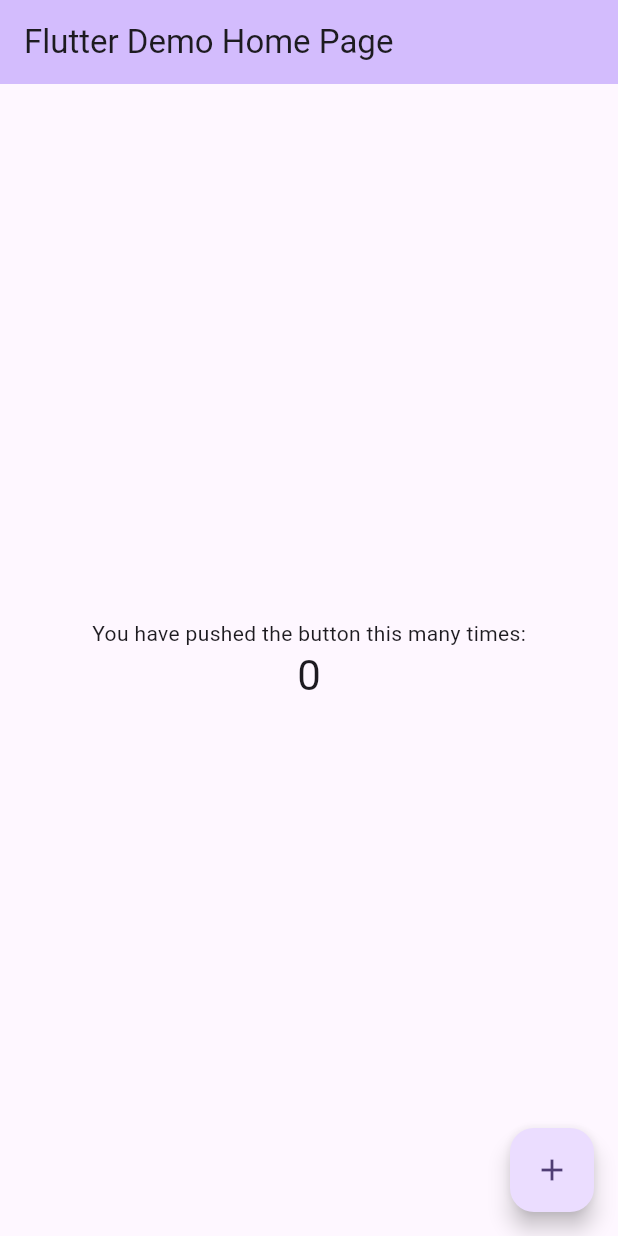
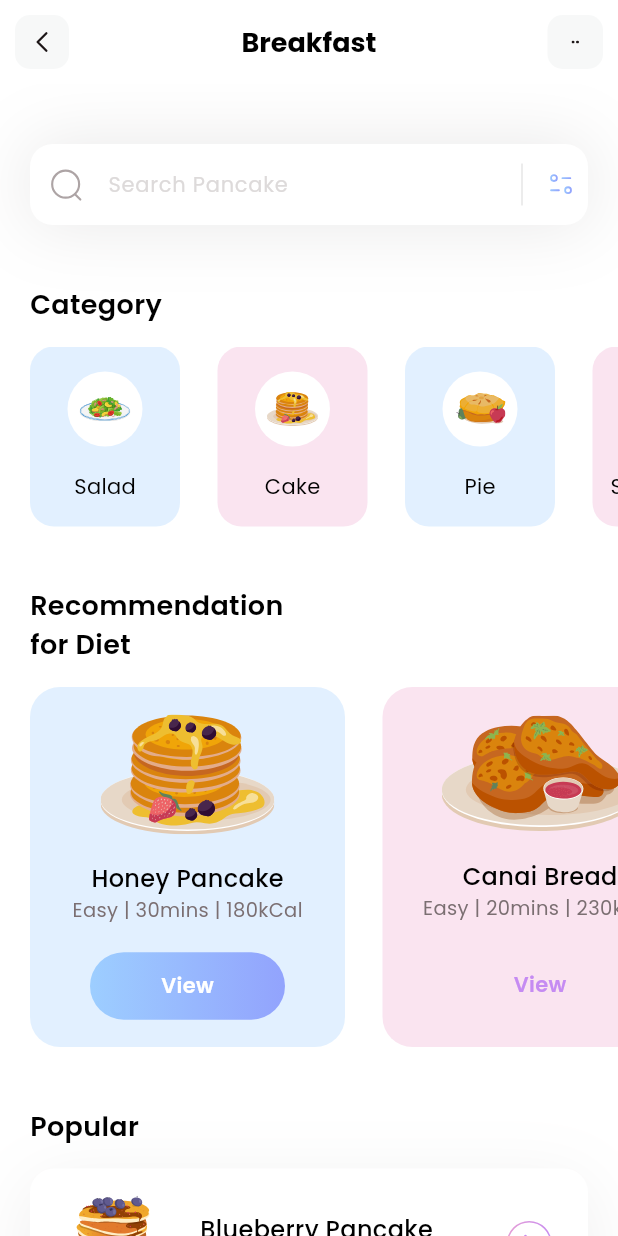
Before and after one commit to lok1504/fitness-app, a Flutter app: the screen it shows after launch, on a phone screen of 412 x 824 dp. Run offline on Flutter 3.47's test engine with Material 3 defaults, Android fonts, the phone set to English and light mode, and no system bars; our stand-ins replace flutter_svg.

Commit message:
feat: Add breakfast view

```diff
--- /dev/null
+++ b/lib/components/categories_section.dart
@@ -0,0 +1,73 @@
+import 'package:fitness_app/models/category_model.dart';
+import 'package:flutter/material.dart';
+import 'package:flutter_svg/svg.dart';
+
+class CategoriesSection extends StatelessWidget {
+  const CategoriesSection({super.key});
+
+  @override
+  Widget build(BuildContext context) {
+    final categories = CategoryModel.getCategories();
+
+    return Column(
+      crossAxisAlignment: CrossAxisAlignment.start,
+      children: [
+        const Padding(
+          padding: EdgeInsets.only(left: 20),
+          child: Text(
+            'Category',
+            style: TextStyle(
+              color: Colors.black,
+              fontSize: 18,
+              fontWeight: FontWeight.w600,
+            ),
+          ),
+        ),
+        const SizedBox(height: 15),
+        SizedBox(
+          height: 120,
+          child: ListView.separated(
+            itemCount: categories.length,
+            scrollDirection: Axis.horizontal,
+            padding: const EdgeInsets.only(left: 20, right: 20),
+            separatorBuilder: (context, index) => const SizedBox(width: 25),
+            itemBuilder: (context, index) {
+              return Container(
+                width: 100,
+                decoration: BoxDecoration(
+                  color: categories[index].boxColor.withValues(alpha: 0.3),
+                  borderRadius: BorderRadius.circular(16),
+                ),
+                child: Column(
+                  mainAxisAlignment: MainAxisAlignment.spaceEvenly,
+                  children: [
+                    Container(
+                      width: 50,
+                      height: 50,
+                      decoration: const BoxDecoration(
+                        color: Colors.white,
+                        shape: BoxShape.circle,
+                      ),
+                      child: Padding(
+                        padding: const EdgeInsets.all(8.0),
+                        child: SvgPicture.asset(categories[index].iconPath),
+                      ),
+                    ),
+                    Text(
+                      categories[index].name,
+                      style: const TextStyle(
+                        fontWeight: FontWeight.w400,
+                        color: Colors.black,
+                        fontSize: 14,
+                      ),
+                    ),
+                  ],
+                ),
+              );
+            },
+          ),
+        ),
+      ],
+    );
+  }
+}
--- /dev/null
+++ b/lib/components/components.dart
@@ -0,0 +1,5 @@
+export 'categories_section.dart';
+export 'diet_section.dart';
+export 'header_section.dart';
+export 'popular_section.dart';
+export 'search_section.dart';
--- /dev/null
+++ b/lib/components/diet_section.dart
@@ -0,0 +1,103 @@
+import 'package:fitness_app/models/diet_model.dart';
+import 'package:flutter/material.dart';
+import 'package:flutter_svg/svg.dart';
+
+class DietSection extends StatelessWidget {
+  const DietSection({super.key});
+
+  @override
+  Widget build(BuildContext context) {
+    final diets = DietModel.getDiets();
+
+    return Column(
+      crossAxisAlignment: CrossAxisAlignment.start,
+      children: [
+        const Padding(
+          padding: EdgeInsets.only(left: 20),
+          child: Text(
+            'Recommendation\nfor Diet',
+            style: TextStyle(
+              color: Colors.black,
+              fontSize: 18,
+              fontWeight: FontWeight.w600,
+            ),
+          ),
+        ),
+        const SizedBox(height: 15),
+        SizedBox(
+          height: 240,
+          child: ListView.separated(
+            itemBuilder: (context, index) {
+              return Container(
+                width: 210,
+                decoration: BoxDecoration(
+                  color: diets[index].boxColor.withValues(alpha: 0.3),
+                  borderRadius: BorderRadius.circular(20),
+                ),
+                child: Column(
+                  mainAxisAlignment: MainAxisAlignment.spaceEvenly,
+                  children: [
+                    SvgPicture.asset(diets[index].iconPath),
+                    Column(
+                      children: [
+                        Text(
+                          diets[index].name,
+                          style: const TextStyle(
+                            fontWeight: FontWeight.w500,
+                            color: Colors.black,
+                            fontSize: 16,
+                          ),
+                        ),
+                        Text(
+                          '${diets[index].level} | ${diets[index].duration} | ${diets[index].calorie}',
+                          style: const TextStyle(
+                            color: Color(0xff7B6F72),
+                            fontSize: 13,
+                            fontWeight: FontWeight.w400,
+                          ),
+                        ),
+                      ],
+                    ),
+                    Container(
+                      height: 45,
+                      width: 130,
+                      decoration: BoxDecoration(
+                        gradient: LinearGradient(
+                          colors: [
+                            diets[index].viewIsSelected
+                                ? const Color(0xff9DCEFF)
+                                : Colors.transparent,
+                            diets[index].viewIsSelected
+                                ? const Color(0xff92A3FD)
+                                : Colors.transparent,
+                          ],
+                        ),
+                        borderRadius: BorderRadius.circular(50),
+                      ),
+                      child: Center(
+                        child: Text(
+                          'View',
+                          style: TextStyle(
+                            color: diets[index].viewIsSelected
+                                ? Colors.white
+                                : const Color(0xffC58BF2),
+                            fontWeight: FontWeight.w600,
+                            fontSize: 14,
+                          ),
+                        ),
+                      ),
+                    ),
+                  ],
+                ),
+              );
+            },
+            separatorBuilder: (context, index) => const SizedBox(width: 25),
+            itemCount: diets.length,
+            scrollDirection: Axis.horizontal,
+            padding: const EdgeInsets.only(left: 20, right: 20),
+          ),
+        ),
+      ],
+    );
+  }
+}
--- /dev/null
+++ b/lib/components/header_section.dart
@@ -0,0 +1,58 @@
+import 'package:flutter/material.dart';
+import 'package:flutter_svg/svg.dart';
+
+class HeaderSection extends StatelessWidget {
+  const HeaderSection({super.key});
+
+  @override
+  Widget build(BuildContext context) {
+    return AppBar(
+      title: const Text(
+        'Breakfast',
+        style: TextStyle(
+          color: Colors.black,
+          fontSize: 18,
+          fontWeight: FontWeight.bold,
+        ),
+      ),
+      backgroundColor: Colors.white,
+      elevation: 0.0,
+      centerTitle: true,
+      leading: GestureDetector(
+        onTap: () {},
+        child: Container(
+          margin: const EdgeInsets.all(10),
+          alignment: Alignment.center,
+          decoration: BoxDecoration(
+            color: const Color(0xffF7F8F8),
+            borderRadius: BorderRadius.circular(10),
+          ),
+          child: SvgPicture.asset(
+            'assets/icons/Arrow - Left 2.svg',
+            height: 20,
+            width: 20,
+          ),
+        ),
+      ),
+      actions: [
+        GestureDetector(
+          onTap: () {},
+          child: Container(
+            margin: const EdgeInsets.all(10),
+            alignment: Alignment.center,
+            width: 37,
+            decoration: BoxDecoration(
+              color: const Color(0xffF7F8F8),
+              borderRadius: BorderRadius.circular(10),
+            ),
+            child: SvgPicture.asset(
+              'assets/icons/dots.svg',
+              height: 5,
+              width: 5,
+            ),
+          ),
+        ),
+      ],
+    );
+  }
+}
--- /dev/null
+++ b/lib/components/popular_section.dart
@@ -0,0 +1,99 @@
+import 'package:fitness_app/models/popular_model.dart';
+import 'package:flutter/material.dart';
+import 'package:flutter_svg/svg.dart';
+
+class PopularSection extends StatelessWidget {
+  const PopularSection({super.key});
+
+  @override
+  Widget build(BuildContext context) {
+    final popularDiets = PopularDietsModel.getPopularDiets();
+
+    return Column(
+      crossAxisAlignment: CrossAxisAlignment.start,
+      children: [
+        const Padding(
+          padding: EdgeInsets.only(left: 20),
+          child: Text(
+            'Popular',
+            style: TextStyle(
+              color: Colors.black,
+              fontSize: 18,
+              fontWeight: FontWeight.w600,
+            ),
+          ),
+        ),
+        const SizedBox(height: 15),
+        ListView.separated(
+          itemCount: popularDiets.length,
+          shrinkWrap: true,
+          separatorBuilder: (context, index) => const SizedBox(height: 25),
+          padding: const EdgeInsets.only(left: 20, right: 20),
+          itemBuilder: (context, index) {
+            return Container(
+              height: 100,
+              decoration: BoxDecoration(
+                color: popularDiets[index].boxIsSelected
+                    ? Colors.white
+                    : Colors.transparent,
+                borderRadius: BorderRadius.circular(16),
+                boxShadow: popularDiets[index].boxIsSelected
+                    ? [
+                        BoxShadow(
+                          color: const Color(
+                            0xff1D1617,
+                          ).withValues(alpha: 0.07),
+                          offset: const Offset(0, 10),
+                          blurRadius: 40,
+                          spreadRadius: 0,
+                        ),
+                      ]
+                    : [],
+              ),
+              child: Row(
+                mainAxisAlignment: MainAxisAlignment.spaceEvenly,
+                children: [
+                  SvgPicture.asset(
+                    popularDiets[index].iconPath,
+                    width: 65,
+                    height: 65,
+                  ),
+                  Column(
+                    mainAxisAlignment: MainAxisAlignment.center,
+                    crossAxisAlignment: CrossAxisAlignment.start,
+                    children: [
+                      Text(
+                        popularDiets[index].name,
+                        style: const TextStyle(
+                          fontWeight: FontWeight.w500,
+                          color: Colors.black,
+                          fontSize: 16,
+                        ),
+                      ),
+                      Text(
+                        '${popularDiets[index].level} | ${popularDiets[index].duration} | ${popularDiets[index].calorie}',
+                        style: const TextStyle(
+                          color: Color(0xff7B6F72),
+                          fontSize: 13,
+                          fontWeight: FontWeight.w400,
+                        ),
+                      ),
+                    ],
+                  ),
+                  GestureDetector(
+                    onTap: () {},
+                    child: SvgPicture.asset(
+                      'assets/icons/button.svg',
+                      width: 30,
+                      height: 30,
+                    ),
+                  ),
+                ],
+              ),
+            );
+          },
+        ),
+      ],
+    );
+  }
+}
--- /dev/null
+++ b/lib/components/search_section.dart
@@ -0,0 +1,59 @@
+import 'package:flutter/material.dart';
+import 'package:flutter_svg/svg.dart';
+
+class SearchSection extends StatelessWidget {
+  const SearchSection({super.key});
+
+  @override
+  Widget build(BuildContext context) {
+    return Container(
+      margin: const EdgeInsets.only(top: 40, left: 20, right: 20),
+      decoration: BoxDecoration(
+        boxShadow: [
+          BoxShadow(
+            color: const Color(0xff1D1617).withValues(alpha: 0.1),
+            blurRadius: 40,
+            spreadRadius: 0.0,
+          ),
+        ],
+      ),
+      child: TextField(
+        decoration: InputDecoration(
+          filled: true,
+          fillColor: Colors.white,
+          contentPadding: const EdgeInsets.all(15),
+          hintText: 'Search Pancake',
+          hintStyle: const TextStyle(color: Color(0xffDDDADA), fontSize: 14),
+          prefixIcon: Padding(
+            padding: const EdgeInsets.all(12),
+            child: SvgPicture.asset('assets/icons/Search.svg'),
+          ),
+          suffixIcon: SizedBox(
+            width: 100,
+            child: IntrinsicHeight(
+              child: Row(
+                mainAxisAlignment: MainAxisAlignment.end,
+                children: [
+                  const VerticalDivider(
+                    color: Colors.black,
+                    indent: 10,
+                    endIndent: 10,
+                    thickness: 0.1,
+                  ),
+                  Padding(
+                    padding: const EdgeInsets.all(8.0),
+                    child: SvgPicture.asset('assets/icons/Filter.svg'),
+                  ),
+                ],
+              ),
+            ),
+          ),
+          border: OutlineInputBorder(
+            borderRadius: BorderRadius.circular(15),
+            borderSide: BorderSide.none,
+          ),
+        ),
+      ),
+    );
+  }
+}
--- a/lib/main.dart
+++ b/lib/main.dart
@@ -1,4 +1,6 @@
 import 'package:flutter/material.dart';
+
+import 'pages/home.dart';
 
 void main() {
   runApp(const MyApp());
@@ -10,58 +12,9 @@ class MyApp extends StatelessWidget {
   @override
   Widget build(BuildContext context) {
     return MaterialApp(
-      title: 'Flutter Demo',
-      theme: ThemeData(
-        colorScheme: ColorScheme.fromSeed(seedColor: Colors.deepPurple),
-      ),
-      home: const MyHomePage(title: 'Flutter Demo Home Page'),
+      debugShowCheckedModeBanner: false,
+      theme: ThemeData(fontFamily: 'Poppins'),
+      home: HomePage(),
     );
   }
 }
-
-class MyHomePage extends StatefulWidget {
-  const MyHomePage({super.key, required this.title});
-
-  final String title;
-
-  @override
-  State<MyHomePage> createState() => _MyHomePageState();
-}
-
-class _MyHomePageState extends State<MyHomePage> {
-  int _counter = 0;
-
-  void _incrementCounter() {
-    setState(() {
-      _counter++;
-    });
-  }
-
-  @override
-  Widget build(BuildContext context) {
-    return Scaffold(
-      appBar: AppBar(
-        backgroundColor: Theme.of(context).colorScheme.inversePrimary,
-
-        title: Text(widget.title),
-      ),
-      body: Center(
-        child: Column(
-          mainAxisAlignment: MainAxisAlignment.center,
-          children: <Widget>[
-            const Text('You have pushed the button this many times:'),
-            Text(
-              '$_counter',
-              style: Theme.of(context).textTheme.headlineMedium,
-            ),
-          ],
-        ),
-      ),
-      floatingActionButton: FloatingActionButton(
-        onPressed: _incrementCounter,
-        tooltip: 'Increment',
-        child: const Icon(Icons.add),
-      ),
-    );
-  }
-}
--- /dev/null
+++ b/lib/models/category_model.dart
@@ -0,0 +1,52 @@
+import 'package:flutter/material.dart';
+
+class CategoryModel {
+  String name;
+  String iconPath;
+  Color boxColor;
+
+  CategoryModel({
+    required this.name,
+    required this.iconPath,
+    required this.boxColor,
+  });
+
+  static List<CategoryModel> getCategories() {
+    List<CategoryModel> categories = [];
+
+    categories.add(
+      CategoryModel(
+        name: 'Salad',
+        iconPath: 'assets/icons/plate.svg',
+        boxColor: Color(0xff9DCEFF)
+      )
+    );
+
+    categories.add(
+      CategoryModel(
+        name: 'Cake',
+        iconPath: 'assets/icons/pancakes.svg',
+        boxColor: Color(0xffEEA4CE)
+      )
+    );
+
+    categories.add(
+      CategoryModel(
+        name: 'Pie',
+        iconPath: 'assets/icons/pie.svg',
+        boxColor: Color(0xff9DCEFF)
+      )
+    );
+
+    categories.add(
+      CategoryModel(
+        name: 'Smoothies',
+        iconPath: 'assets/icons/orange-snacks.svg',
+        boxColor: Color(0xffEEA4CE)
+      )
+    );
+
+
+    return categories;
+  }
+}
--- /dev/null
+++ b/lib/models/diet_model.dart
@@ -0,0 +1,51 @@
+import 'package:flutter/material.dart';
+
+class DietModel {
+  String name;
+  String iconPath;
+  String level;
+  String duration;
+  String calorie;
+  Color boxColor;
+  bool viewIsSelected;
+
+  DietModel({
+    required this.name,
+    required this.iconPath,
+    required this.level,
+    required this.duration,
+    required this.calorie,
+    required this.boxColor,
+    required this.viewIsSelected
+  });
+
+  static List < DietModel > getDiets() {
+    List < DietModel > diets = [];
+
+    diets.add(
+      DietModel(
+       name: 'Honey Pancake',
+       iconPath: 'assets/icons/honey-pancakes.svg',
+       level: 'Easy',
+       duration: '30mins',
+       calorie: '180kCal',
+       viewIsSelected: true,
+       boxColor: Color(0xff9DCEFF)
+      )
+    );
+
+    diets.add(
+      DietModel(
+       name: 'Canai Bread',
+       iconPath: 'assets/icons/canai-bread.svg',
+       level: 'Easy',
+       duration: '20mins',
+       calorie: '230kCal',
+       viewIsSelected: false,
+       boxColor: Color(0xffEEA4CE)
+      )
+    );
+
+    return diets;
+  }
+}
--- /dev/null
+++ b/lib/models/models.dart
@@ -0,0 +1,3 @@
+export 'category_model.dart';
+export 'diet_model.dart';
+export 'popular_model.dart';
--- /dev/null
+++ b/lib/models/popular_model.dart
@@ -0,0 +1,45 @@
+class PopularDietsModel {
+  String name;
+  String iconPath;
+  String level;
+  String duration;
+  String calorie;
+  bool boxIsSelected;
+
+  PopularDietsModel({
+    required this.name,
+    required this.iconPath,
+    required this.level,
+    required this.duration,
+    required this.calorie,
+    required this.boxIsSelected
+  });
+
+  static List < PopularDietsModel > getPopularDiets() {
+    List < PopularDietsModel > popularDiets = [];
+
+    popularDiets.add(
+      PopularDietsModel(
+       name: 'Blueberry Pancake',
+       iconPath: 'assets/icons/blueberry-pancake.svg',
+       level: 'Medium',
+       duration: '30mins',
+       calorie: '230kCal',
+       boxIsSelected: true,
+      )
+    );
+
+    popularDiets.add(
+      PopularDietsModel(
+       name: 'Salmon Nigiri',
+       iconPath: 'assets/icons/salmon-nigiri.svg',
+       level: 'Easy',
+       duration: '20mins',
+       calorie: '120kCal',
+       boxIsSelected: false,
+      )
+    );
+
+    return popularDiets;
+  }
+}
--- /dev/null
+++ b/lib/pages/home.dart
@@ -0,0 +1,29 @@
+import 'package:fitness_app/components/components.dart';
+import 'package:flutter/material.dart';
+
+class HomePage extends StatelessWidget {
+  const HomePage({super.key});
+
+  @override
+  Widget build(BuildContext context) {
+    return Scaffold(
+      appBar: PreferredSize(
+        preferredSize: const Size.fromHeight(kToolbarHeight),
+        child: HeaderSection(),
+      ),
+      backgroundColor: Colors.white,
+      body: ListView(
+        children: [
+          SearchSection(),
+          const SizedBox(height: 40),
+          CategoriesSection(),
+          const SizedBox(height: 40),
+          DietSection(),
+          const SizedBox(height: 40),
+          PopularSection(),
+          const SizedBox(height: 40),
+        ],
+      ),
+    );
+  }
+}
--- a/pubspec.yaml
+++ b/pubspec.yaml
@@ -11,11 +11,12 @@ dependencies:
   flutter:
     sdk: flutter
   cupertino_icons: ^1.0.8
+  flutter_svg: ^2.2.1
 
 dev_dependencies:
   flutter_test:
     sdk: flutter
-  flutter_lints: ^5.0.0
+  flutter_lints: ^6.0.0
 
 flutter:
   uses-material-design: true
```
Also changed, not shown: pubspec.lock, 1 other file.
